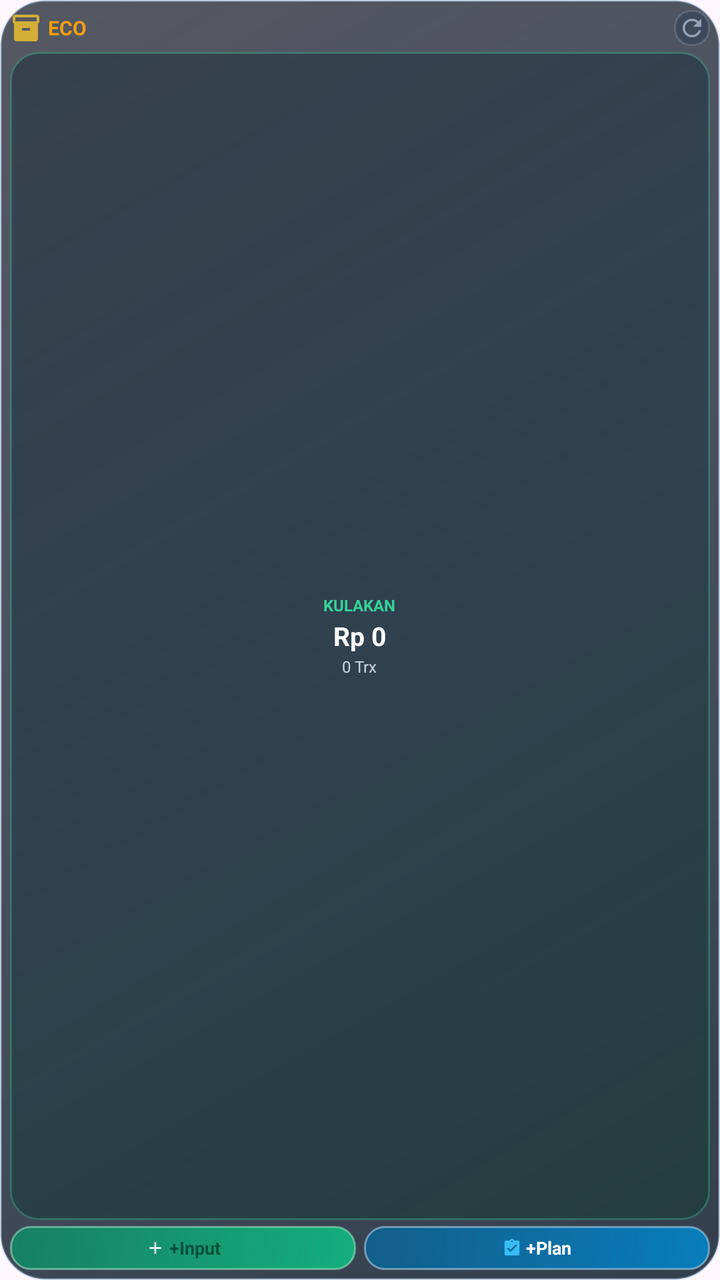
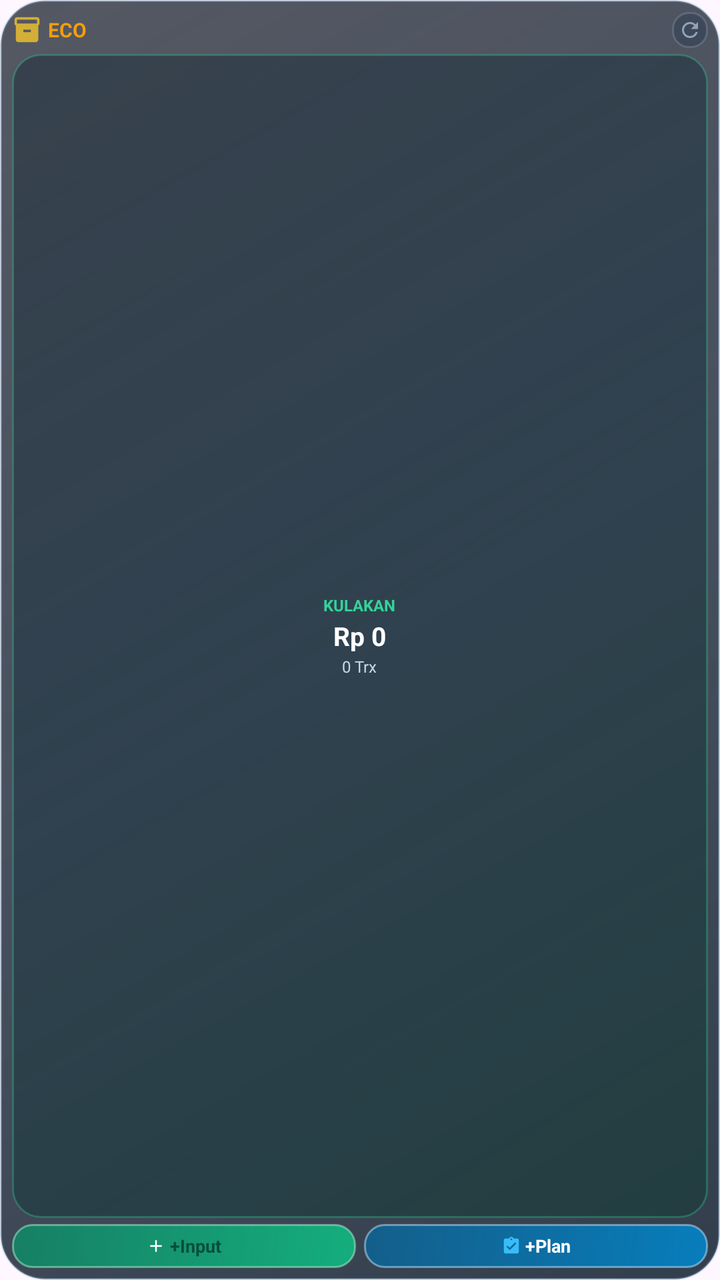

Screens rendered from an Android XML layout before and after an edit, with the pre-edit source and the edit as a unified diff.
<!-- AndroidManifest.xml: application theme Theme.EcoTobacco -->
<!-- res/layout/widget_tobacco_tiny.xml -->
<?xml version="1.0" encoding="utf-8"?>
<LinearLayout xmlns:android="http://schemas.android.com/apk/res/android"
    android:id="@+id/widget_root"
    android:layout_width="match_parent"
    android:layout_height="match_parent"
    android:background="@drawable/widget_background"
    android:gravity="center"
    android:orientation="vertical"
    android:padding="5dp">

    
    <LinearLayout
        android:id="@+id/widget_header"
        android:layout_width="match_parent"
        android:layout_height="wrap_content"
        android:gravity="center_vertical"
        android:orientation="horizontal">

        <ImageView
            android:layout_width="16dp"
            android:layout_height="16dp"
            android:contentDescription="@string/app_name"
            android:src="@drawable/ic_widget_inventory" />

        <TextView
            android:layout_width="wrap_content"
            android:layout_height="wrap_content"
            android:layout_marginStart="3dp"
            android:singleLine="true"
            android:text="ECO"
            android:textColor="#F59E0B"
            android:textSize="10sp"
            android:textStyle="bold" />

        <FrameLayout
            android:layout_width="0dp"
            android:layout_height="1dp"
            android:layout_weight="1" />

        <ImageView
            android:id="@+id/btn_widget_refresh"
            android:layout_width="18dp"
            android:layout_height="18dp"
            android:background="@drawable/widget_btn_bg"
            android:contentDescription="Segarkan"
            android:padding="2dp"
            android:src="@drawable/ic_widget_refresh" />
    </LinearLayout>

    
    <LinearLayout
        android:id="@+id/card_widget_hero"
        android:layout_width="match_parent"
        android:layout_height="0dp"
        android:layout_marginTop="3dp"
        android:layout_marginBottom="3dp"
        android:layout_weight="1"
        android:background="@drawable/widget_hero_card_bg"
        android:gravity="center"
        android:orientation="vertical"
        android:paddingHorizontal="4dp"
        android:paddingVertical="3dp">

        <TextView
            android:layout_width="wrap_content"
            android:layout_height="wrap_content"
            android:ellipsize="end"
            android:maxLines="1"
            android:singleLine="true"
            android:text="KULAKAN"
            android:textColor="#34D399"
            android:textSize="8sp"
            android:textStyle="bold" />

        <TextView
            android:id="@+id/widget_tv_total_kulakan_amount"
            android:layout_width="wrap_content"
            android:layout_height="wrap_content"
            android:layout_marginTop="1dp"
            android:ellipsize="end"
            android:maxLines="1"
            android:singleLine="true"
            android:text="Rp 0"
            android:textColor="#FFFFFF"
            android:textSize="13sp"
            android:textStyle="bold" />

        <TextView
            android:id="@+id/widget_tv_kulakan_stats"
            android:layout_width="wrap_content"
            android:layout_height="wrap_content"
            android:layout_marginTop="1dp"
            android:ellipsize="end"
            android:maxLines="1"
            android:singleLine="true"
            android:text="0 Trx"
            android:textColor="#CBD5E1"
            android:textSize="8sp" />
    </LinearLayout>

    
    <LinearLayout
        android:layout_width="match_parent"
        android:layout_height="22dp"
        android:orientation="horizontal">

        <LinearLayout
            android:id="@+id/btn_widget_input_kulakan"
            android:layout_width="0dp"
            android:layout_height="match_parent"
            android:layout_marginEnd="2dp"
            android:layout_weight="1"
            android:background="@drawable/widget_btn_kulakan_bg"
            android:gravity="center"
            android:paddingHorizontal="2dp">

            <ImageView
                android:layout_width="10dp"
                android:layout_height="10dp"
                android:contentDescription="Input"
                android:src="@drawable/ic_widget_add" />

            <TextView
                android:layout_width="wrap_content"
                android:layout_height="wrap_content"
                android:layout_marginStart="2dp"
                android:ellipsize="end"
                android:maxLines="1"
                android:singleLine="true"
                android:text="+Input"
                android:textColor="#064E3B"
                android:textSize="9sp"
                android:textStyle="bold" />
        </LinearLayout>

        <LinearLayout
            android:id="@+id/btn_widget_bikin_rencana"
            android:layout_width="0dp"
            android:layout_height="match_parent"
            android:layout_marginStart="2dp"
            android:layout_weight="1"
            android:background="@drawable/widget_btn_plan_bg"
            android:gravity="center"
            android:paddingHorizontal="2dp">

            <ImageView
                android:layout_width="10dp"
                android:layout_height="10dp"
                android:contentDescription="Plan"
                android:src="@drawable/ic_widget_plan" />

            <TextView
                android:layout_width="wrap_content"
                android:layout_height="wrap_content"
                android:layout_marginStart="2dp"
                android:ellipsize="end"
                android:maxLines="1"
                android:singleLine="true"
                android:text="+Plan"
                android:textColor="#FFFFFF"
                android:textSize="9sp"
                android:textStyle="bold" />
        </LinearLayout>
    </LinearLayout>

    
    <TextView
        android:id="@+id/widget_tv_month_badge"
        android:layout_width="0dp"
        android:layout_height="0dp"
        android:visibility="gone" />

    <TextView
        android:id="@+id/widget_tv_last_update"
        android:layout_width="0dp"
        android:layout_height="0dp"
        android:visibility="gone" />

    <LinearLayout
        android:id="@+id/card_widget_plans"
        android:layout_width="0dp"
        android:layout_height="0dp"
        android:visibility="gone">
        <TextView
            android:id="@+id/widget_tv_active_plans"
            android:layout_width="wrap_content"
            android:layout_height="wrap_content" />
        <TextView
            android:id="@+id/widget_tv_plan_items"
            android:layout_width="wrap_content"
            android:layout_height="wrap_content" />
    </LinearLayout>

    <LinearLayout
        android:id="@+id/card_widget_stock"
        android:layout_width="0dp"
        android:layout_height="0dp"
        android:visibility="gone">
        <TextView
            android:id="@+id/widget_tv_total_products"
            android:layout_width="wrap_content"
            android:layout_height="wrap_content" />
    </LinearLayout>
</LinearLayout>
<!-- resources referenced by this layout -->
<resources>
  <!-- drawable ic_widget_add (drawable) -->
  <vector xmlns:android="http://schemas.android.com/apk/res/android"
      android:width="24dp"
      android:height="24dp"
      android:viewportWidth="24"
      android:viewportHeight="24">
      <path
          android:fillColor="#FFFFFFFF"
          android:pathData="M19,13h-6v6h-2v-6H5v-2h6V5h2v6h6v2z" />
  </vector>
  <!-- drawable ic_widget_inventory (drawable) -->
  <vector xmlns:android="http://schemas.android.com/apk/res/android"
      android:width="24dp"
      android:height="24dp"
      android:viewportWidth="24"
      android:viewportHeight="24">
      <path
          android:fillColor="#FFD4AF37"
          android:pathData="M20,2H4C2.9,2 2,2.9 2,4v3.01C2,7.73 2.43,8.35 3,8.7V20c0,1.1 0.9,2 2,2h14c1.1,0 2,-0.9 2,-2V8.7c0.57,-0.35 1,-0.97 1,-1.69V4c0,-1.1 -0.9,-2 -2,-2zm-5,12H9v-2h6v2zm5,-7H4V4h16v3z" />
  </vector>
  <!-- drawable widget_background (drawable) -->
  <?xml version="1.0" encoding="utf-8"?>
  <shape xmlns:android="http://schemas.android.com/apk/res/android"
      android:shape="rectangle">
      
      <gradient
          android:angle="135"
          android:startColor="#D90F1E2E"
          android:centerColor="#C4111E2E"
          android:endColor="#B30B1420"
          android:type="linear" />
      <corners android:radius="22dp" />
      <stroke
          android:width="1dp"
          android:color="#598CB4D2" />
  </shape>
  <!-- drawable widget_btn_bg (drawable) -->
  <?xml version="1.0" encoding="utf-8"?>
  <shape xmlns:android="http://schemas.android.com/apk/res/android"
      android:shape="rectangle">
      
      <solid android:color="#5920364F" />
      <corners android:radius="8dp" />
      <stroke
          android:width="1dp"
          android:color="#4D94A3B8" />
  </shape>
  <!-- drawable widget_btn_kulakan_bg (drawable) -->
  <?xml version="1.0" encoding="utf-8"?>
  <shape xmlns:android="http://schemas.android.com/apk/res/android"
      android:shape="rectangle">
      
      <gradient
          android:angle="135"
          android:startColor="#E610B981"
          android:endColor="#B3059669"
          android:type="linear" />
      <corners android:radius="10dp" />
      <stroke
          android:width="1dp"
          android:color="#80A7F3D0" />
  </shape>
  <!-- drawable widget_btn_plan_bg (drawable) -->
  <?xml version="1.0" encoding="utf-8"?>
  <shape xmlns:android="http://schemas.android.com/apk/res/android"
      android:shape="rectangle">
      
      <gradient
          android:angle="135"
          android:startColor="#E60284C7"
          android:endColor="#B30369A1"
          android:type="linear" />
      <corners android:radius="10dp" />
      <stroke
          android:width="1dp"
          android:color="#80BAE6FD" />
  </shape>
  <!-- drawable widget_hero_card_bg (drawable) -->
  <?xml version="1.0" encoding="utf-8"?>
  <shape xmlns:android="http://schemas.android.com/apk/res/android"
      android:shape="rectangle">
      
      <gradient
          android:angle="135"
          android:startColor="#80103B32"
          android:centerColor="#73112E3B"
          android:endColor="#660D202D"
          android:type="linear" />
      <corners android:radius="14dp" />
      <stroke
          android:width="1dp"
          android:color="#4D34D399" />
  </shape>
  <string name="app_name">ECO TOBACCO</string>
  <style name="Theme.EcoTobacco" parent="Theme.Material3.DayNight.NoActionBar">
          <item name="android:statusBarColor">@android:color/transparent</item>
          <item name="android:navigationBarColor">@android:color/transparent</item>
          <item name="android:windowLightStatusBar">true</item>
      </style>
  <!-- unchanged entries left out for length: 2 -->
</resources>

<!-- the commit's change to res/layout/widget_tobacco_tiny.xml (unified diff, before → after) -->
@@ -6,7 +6,7 @@
     android:background="@drawable/widget_background"
     android:gravity="center"
     android:orientation="vertical"
-    android:padding="5dp">
+    android:padding="6dp">
 
     
     <LinearLayout
@@ -17,8 +17,8 @@
         android:orientation="horizontal">
 
         <ImageView
-            android:layout_width="16dp"
-            android:layout_height="16dp"
+            android:layout_width="15dp"
+            android:layout_height="15dp"
             android:contentDescription="@string/app_name"
             android:src="@drawable/ic_widget_inventory" />
 
@@ -43,7 +43,7 @@
             android:layout_height="18dp"
             android:background="@drawable/widget_btn_bg"
             android:contentDescription="Segarkan"
-            android:padding="2dp"
+            android:padding="3dp"
             android:src="@drawable/ic_widget_refresh" />
     </LinearLayout>
 
